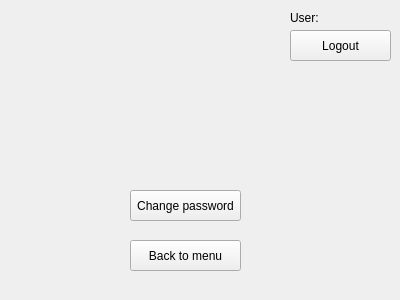
First picture: the form in Scrabble_GUI/Player_GUI.ui, repository sobolak/scrabble, before the edit.
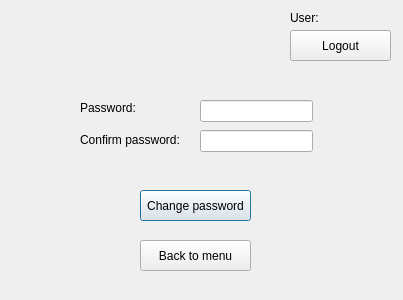
Second picture: the form after the edit.

Diff of the .ui file:
```diff
--- a/Scrabble_GUI/Player_GUI.ui
+++ b/Scrabble_GUI/Player_GUI.ui
@@ -6,43 +6,17 @@
    <rect>
     <x>0</x>
     <y>0</y>
-    <width>400</width>
+    <width>403</width>
     <height>300</height>
    </rect>
   </property>
   <property name="windowTitle">
    <string>Player_GUI</string>
   </property>
-  <widget class="QPushButton" name="pushButton_logout">
-   <property name="geometry">
-    <rect>
-     <x>480</x>
-     <y>20</y>
-     <width>101</width>
-     <height>31</height>
-    </rect>
-   </property>
-   <property name="text">
-    <string>Logout</string>
-   </property>
-  </widget>
-  <widget class="QLabel" name="label_avatar">
-   <property name="geometry">
-    <rect>
-     <x>410</x>
-     <y>10</y>
-     <width>51</width>
-     <height>41</height>
-    </rect>
-   </property>
-   <property name="text">
-    <string>&lt;avatar&gt;</string>
-   </property>
-  </widget>
   <widget class="QPushButton" name="pushButton_change">
    <property name="geometry">
     <rect>
-     <x>130</x>
+     <x>140</x>
      <y>190</y>
      <width>111</width>
      <height>31</height>
@@ -55,7 +29,7 @@
   <widget class="QPushButton" name="pushButton_menu">
    <property name="geometry">
     <rect>
-     <x>130</x>
+     <x>140</x>
      <y>240</y>
      <width>111</width>
      <height>31</height>
@@ -78,19 +52,6 @@
     <string>&lt;login&gt;</string>
    </property>
   </widget>
-  <widget class="QPushButton" name="pushButton_logout_2">
-   <property name="geometry">
-    <rect>
-     <x>290</x>
-     <y>30</y>
-     <width>101</width>
-     <height>31</height>
-    </rect>
-   </property>
-   <property name="text">
-    <string>Logout</string>
-   </property>
-  </widget>
   <widget class="QLabel" name="label_user">
    <property name="geometry">
     <rect>
@@ -104,6 +65,71 @@
     <string>User:</string>
    </property>
   </widget>
+  <widget class="QPushButton" name="pushButton_logout">
+   <property name="geometry">
+    <rect>
+     <x>290</x>
+     <y>30</y>
+     <width>101</width>
+     <height>31</height>
+    </rect>
+   </property>
+   <property name="text">
+    <string>Logout</string>
+   </property>
+  </widget>
+  <widget class="QLabel" name="label_confirm_password">
+   <property name="geometry">
+    <rect>
+     <x>80</x>
+     <y>130</y>
+     <width>101</width>
+     <height>20</height>
+    </rect>
+   </property>
+   <property name="text">
+    <string>Confirm password:</string>
+   </property>
+  </widget>
+  <widget class="QLabel" name="label_password">
+   <property name="geometry">
+    <rect>
+     <x>80</x>
+     <y>100</y>
+     <width>55</width>
+     <height>16</height>
+    </rect>
+   </property>
+   <property name="text">
+    <string>Password:</string>
+   </property>
+  </widget>
+  <widget class="QLineEdit" name="lineEdit_reg_password">
+   <property name="geometry">
+    <rect>
+     <x>200</x>
+     <y>100</y>
+     <width>113</width>
+     <height>22</height>
+    </rect>
+   </property>
+   <property name="echoMode">
+    <enum>QLineEdit::Password</enum>
+   </property>
+  </widget>
+  <widget class="QLineEdit" name="lineEdit_confirm_password">
+   <property name="geometry">
+    <rect>
+     <x>200</x>
+     <y>130</y>
+     <width>113</width>
+     <height>22</height>
+    </rect>
+   </property>
+   <property name="echoMode">
+    <enum>QLineEdit::Password</enum>
+   </property>
+  </widget>
  </widget>
  <layoutdefault spacing="6" margin="11"/>
  <resources/>
```
